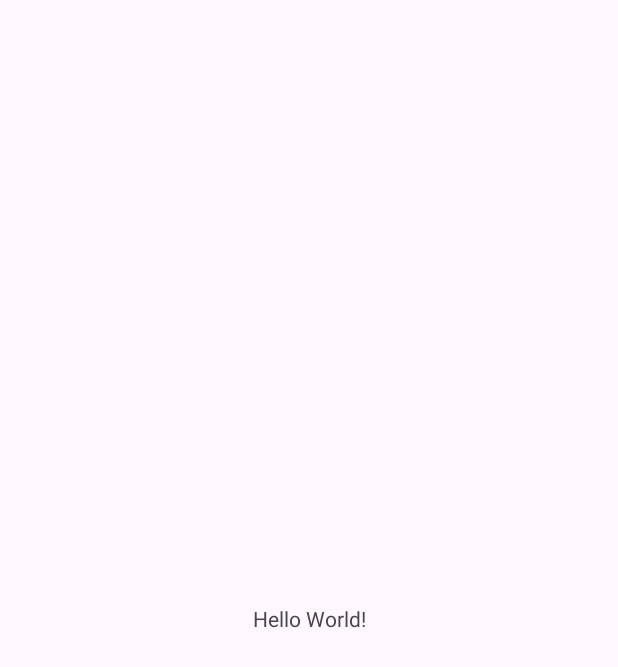
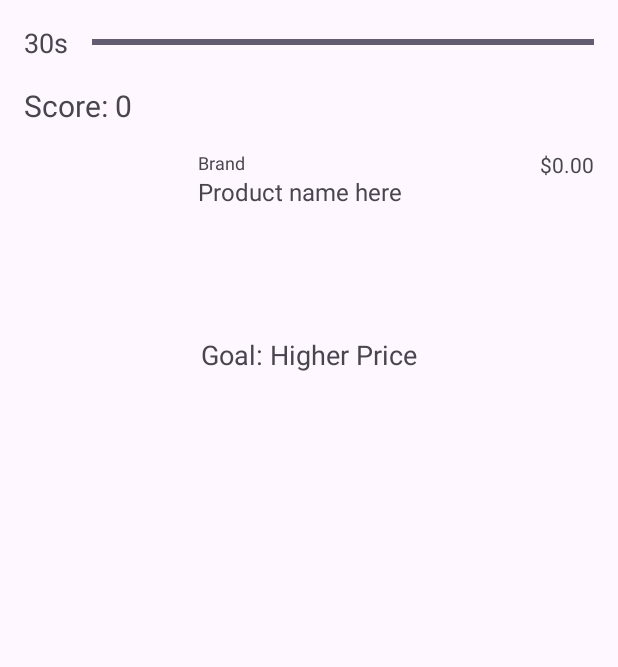
Before and after one commit to VicAlexSim/AmazonWhat, an Android app: the screen it shows after launch (MainActivity), on a phone screen of 412 x 824 dp. Before the commit the part shown is almost empty. Shown: the top 667 px of the screen. Run offline under Robolectric (Android 15) with nearby library versions, the phone set to English and light mode, and no system bars.

Commit message:
Add the wireframe element to XML

```diff
--- a/app/src/main/res/layout/activity_main.xml
+++ b/app/src/main/res/layout/activity_main.xml
@@ -8,12 +8,100 @@
     tools:context=".MainActivity">
 
     <TextView
+        android:id="@+id/tvTimer"
         android:layout_width="wrap_content"
         android:layout_height="wrap_content"
-        android:text="Hello World!"
+        android:text="30s"
+        android:textSize="18sp"
+        app:layout_constraintTop_toTopOf="parent"
+        app:layout_constraintStart_toStartOf="parent"
+        android:layout_marginStart="16dp"
+        android:layout_marginTop="16dp"/>
+
+    <ProgressBar
+        android:id="@+id/progressBar"
+        style="?android:attr/progressBarStyleHorizontal"
+        android:layout_width="0dp"
+        android:layout_height="wrap_content"
+        android:progress="100"
+        app:layout_constraintTop_toTopOf="parent"
+        app:layout_constraintStart_toEndOf="@id/tvTimer"
+        app:layout_constraintEnd_toEndOf="parent"
+        android:layout_marginStart="16dp"
+        android:layout_marginEnd="16dp"
+        android:layout_marginTop="20dp"/>
+
+    <TextView
+        android:id="@+id/tvScore"
+        android:layout_width="wrap_content"
+        android:layout_height="wrap_content"
+        android:text="Score: 0"
+        android:textSize="20sp"
+        app:layout_constraintTop_toBottomOf="@id/tvTimer"
+        app:layout_constraintStart_toStartOf="parent"
+        android:layout_marginTop="16dp"
+        android:layout_marginStart="16dp"/>
+
+    <ImageView
+        android:id="@+id/ivTarget"
+        android:layout_width="100dp"
+        android:layout_height="100dp"
+        app:layout_constraintTop_toBottomOf="@id/tvScore"
+        app:layout_constraintStart_toStartOf="parent"
+        android:layout_marginTop="16dp"
+        android:layout_marginStart="16dp"/>
+
+    <TextView
+        android:id="@+id/tvTargetBrand"
+        android:layout_width="wrap_content"
+        android:layout_height="wrap_content"
+        android:text="Brand"
+        android:textSize="12sp"
+        app:layout_constraintTop_toTopOf="@id/ivTarget"
+        app:layout_constraintStart_toEndOf="@id/ivTarget"
+        android:layout_marginStart="16dp"/>
+
+    <TextView
+        android:id="@+id/tvTargetPrice"
+        android:layout_width="wrap_content"
+        android:layout_height="wrap_content"
+        android:text="$0.00"
+        android:textSize="14sp"
+        app:layout_constraintTop_toTopOf="@id/ivTarget"
+        app:layout_constraintEnd_toEndOf="parent"
+        android:layout_marginEnd="16dp"/>
+
+    <TextView
+        android:id="@+id/tvTargetName"
+        android:layout_width="0dp"
+        android:layout_height="wrap_content"
+        android:text="Product name here"
+        android:textSize="16sp"
+        app:layout_constraintTop_toBottomOf="@id/tvTargetBrand"
+        app:layout_constraintStart_toEndOf="@id/ivTarget"
+        app:layout_constraintEnd_toEndOf="parent"
+        android:layout_marginStart="16dp"
+        android:layout_marginEnd="16dp"/>
+
+    <TextView
+        android:id="@+id/tvGoal"
+        android:layout_width="wrap_content"
+        android:layout_height="wrap_content"
+        android:text="Goal: Higher Price"
+        android:textSize="18sp"
+        app:layout_constraintTop_toBottomOf="@id/ivTarget"
+        app:layout_constraintStart_toStartOf="parent"
+        app:layout_constraintEnd_toEndOf="parent"
+        android:layout_marginTop="24dp"/>
+
+    <androidx.recyclerview.widget.RecyclerView
+        android:id="@+id/rvOptions"
+        android:layout_width="0dp"
+        android:layout_height="0dp"
+        android:padding="8dp"
+        app:layout_constraintTop_toBottomOf="@id/tvGoal"
         app:layout_constraintBottom_toBottomOf="parent"
-        app:layout_constraintEnd_toEndOf="parent"
         app:layout_constraintStart_toStartOf="parent"
-        app:layout_constraintTop_toTopOf="parent" />
+        app:layout_constraintEnd_toEndOf="parent"/>
 
 </androidx.constraintlayout.widget.ConstraintLayout>
```
Also changed, not shown: app/src/main/res/layout/item_option.xml (added, +54 -0 lines).
